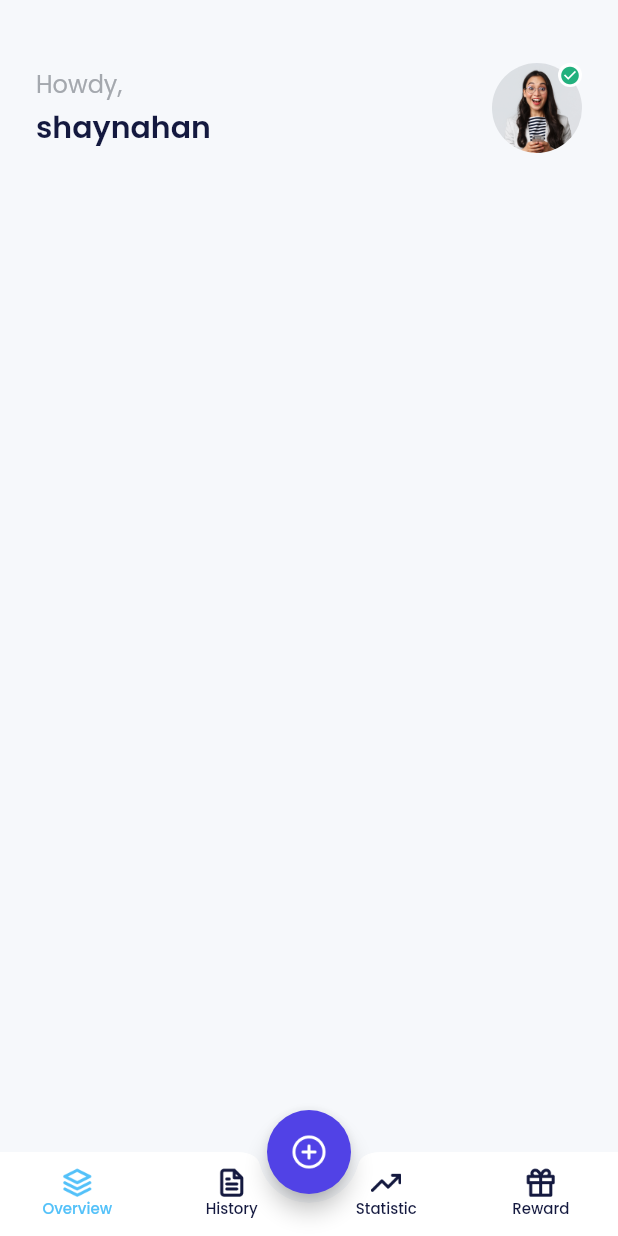
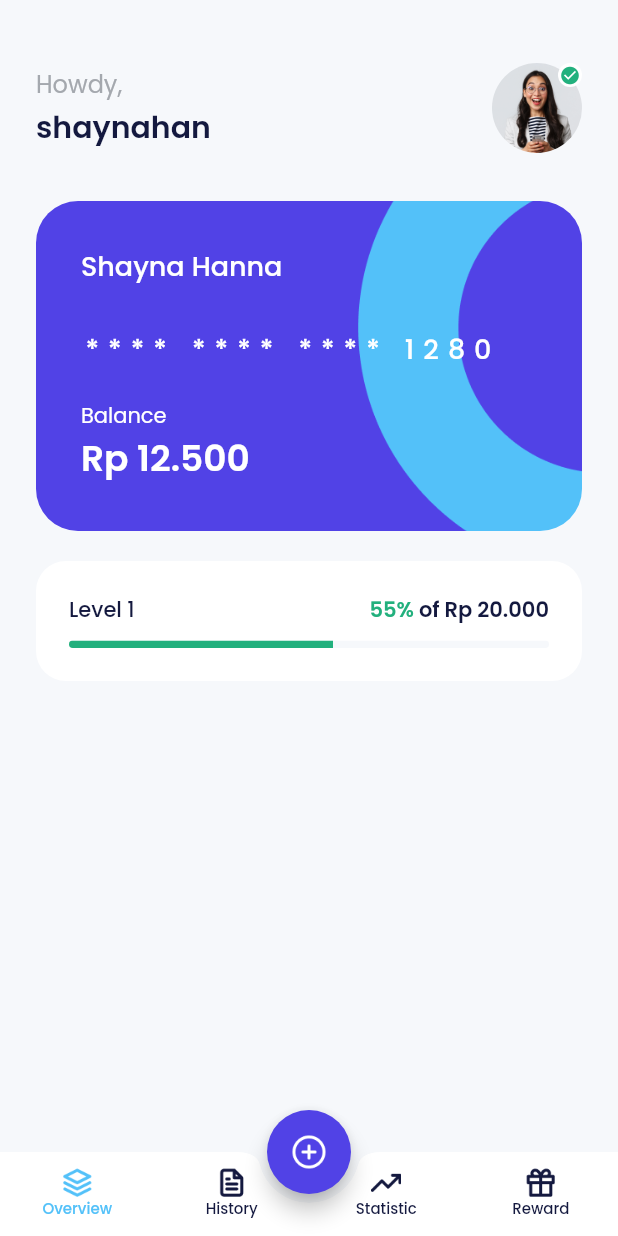
Before and after one commit to RianCahyadi08/Flutter-bank_sha, a Flutter app: the HomePage screen opened by its route, on a phone screen of 412 x 824 dp. Run offline on Flutter 3.47's test engine with Material 2 defaults, Android fonts, the phone set to English and light mode, and no system bars; our stand-ins replace carousel_slider, google_fonts; missing offline and left inert: dart:ffi.

Commit message:
Create widget build Level

```diff
--- a/lib/views/screens/homepage.dart
+++ b/lib/views/screens/homepage.dart
@@ -10,7 +10,7 @@ class HomePage extends StatelessWidget {
       backgroundColor: lightBackgroundColor,
       body: ListView(
         padding: EdgeInsets.symmetric(horizontal: 24),
-        children: [buildProfile()],
+        children: [buildProfile(), buildWalletCard(), buildLevel()],
       ),
       bottomNavigationBar: BottomAppBar(
         color: whiteColor,
@@ -126,4 +126,93 @@ class HomePage extends StatelessWidget {
       ),
     );
   }
+
+  Widget buildWalletCard() {
+    return Container(
+      margin: EdgeInsets.only(top: 32),
+      padding: EdgeInsets.only(left: 30, top: 30),
+      width: double.infinity,
+      height: 220,
+      decoration: BoxDecoration(
+          borderRadius: BorderRadius.circular(28),
+          image: DecorationImage(
+              fit: BoxFit.cover,
+              image: AssetImage('assets/images/img_bg_card.png'))),
+      child: Column(
+        crossAxisAlignment: CrossAxisAlignment.start,
+        children: [
+          Text(
+            'Shayna Hanna',
+            style: whiteTextStyle.copyWith(fontSize: 18, fontWeight: medium),
+          ),
+          SizedBox(
+            height: 28,
+          ),
+          Text(
+            '**** **** **** 1280',
+            style: whiteTextStyle.copyWith(
+                fontSize: 18, fontWeight: medium, letterSpacing: 6),
+          ),
+          SizedBox(
+            height: 21,
+          ),
+          Text(
+            'Balance',
+            style: whiteTextStyle.copyWith(fontSize: 14, fontWeight: regular),
+          ),
+          Text(
+            'Rp 12.500',
+            style: whiteTextStyle.copyWith(fontSize: 24, fontWeight: semiBold),
+          )
+        ],
+      ),
+    );
+  }
+
+  Widget buildLevel() {
+    return Container(
+        margin: EdgeInsets.only(top: 20),
+        padding: EdgeInsets.symmetric(horizontal: 22, vertical: 22),
+        width: 327,
+        // height: 80,
+        decoration: BoxDecoration(
+            borderRadius: BorderRadius.circular(20), color: whiteColor),
+        child: Column(
+          crossAxisAlignment: CrossAxisAlignment.start,
+          children: [
+            Row(
+              children: [
+                Text(
+                  'Level 1',
+                  style:
+                      blackTextStyle.copyWith(fontSize: 14, fontWeight: medium),
+                ),
+                Spacer(),
+                Text(
+                  '55% ',
+                  style: greenTextStyle.copyWith(
+                      fontSize: 14, fontWeight: semiBold),
+                ),
+                Text(
+                  'of Rp 20.000',
+                  style: blackTextStyle.copyWith(
+                      fontSize: 14, fontWeight: semiBold),
+                ),
+              ],
+            ),
+            SizedBox(
+              height: 10,
+            ),
+            ClipRRect(
+              borderRadius: BorderRadius.circular(55),
+              child: LinearProgressIndicator(
+                minHeight: 5,
+                value: 0.55,
+                valueColor: AlwaysStoppedAnimation(greenColor),
+                backgroundColor: lightBackgroundColor,
+              ),
+            )
+          ],
+        ));
+  }
 }
```
